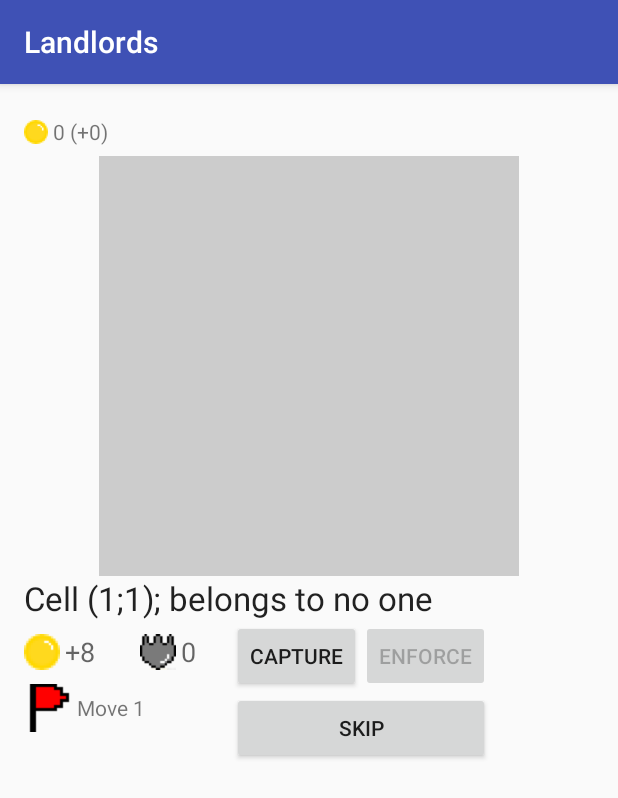
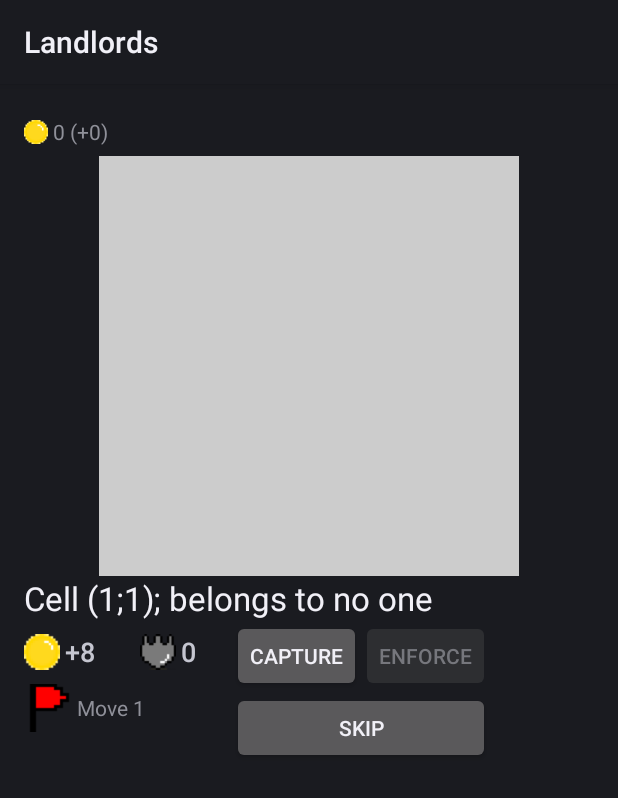
Before and after one commit to t1meshift/Landlords, an Android app: the screen it shows after launch (MainActivity), on a phone screen of 412 x 824 dp. Shown: the top 798 px of the screen. Run offline under Robolectric (Android 15) with nearby library versions, the phone set to English and light mode, and no system bars.

Commit message:
Some fixes are bigger than others

```diff
--- a/app/src/main/java/ru/t1meshift/landlords/MainActivity.java
+++ b/app/src/main/java/ru/t1meshift/landlords/MainActivity.java
@@ -9,7 +9,7 @@ import android.widget.*;
 
 import java.util.ArrayList;
 
-public class MainActivity extends AppCompatActivity {
+public class MainActivity extends Activity {
     private GridLayout field;
     private TextView cellInfo;
     private TextView cellIncome;
@@ -37,7 +37,8 @@ public class MainActivity extends AppCompatActivity {
         super.onCreate(savedInstanceState);
         setContentView(R.layout.activity_main);
         if (getResources().getConfiguration().orientation == Configuration.ORIENTATION_LANDSCAPE) {
-            getSupportActionBar().hide();
+            //getSupportActionBar().hide();
+            getActionBar().hide();
         }
         //Creating bots...
         int tempFlag = 1;
--- a/app/src/main/res/values/colors.xml
+++ b/app/src/main/res/values/colors.xml
@@ -2,5 +2,5 @@
 <resources>
     <color name="colorPrimary">#3F51B5</color>
     <color name="colorPrimaryDark">#303F9F</color>
-    <color name="colorAccent">#FF4081</color>
+    <color name="colorAccent">#388e3c</color>
 </resources>
--- a/app/src/main/res/values/styles.xml
+++ b/app/src/main/res/values/styles.xml
@@ -1,7 +1,7 @@
 <resources>
 
     <!-- Base application theme. -->
-    <style name="AppTheme" parent="Theme.AppCompat.Light.DarkActionBar">
+    <style name="AppTheme" parent="android:Theme.DeviceDefault">
         <!-- Customize your theme here. -->
         <item name="colorPrimary">@color/colorPrimary</item>
         <item name="colorPrimaryDark">@color/colorPrimaryDark</item>
```
Also changed, not shown: app/src/main/gen/ru/t1meshift/landlords/BuildConfig.java (added, +8 -0 lines), app/src/main/gen/ru/t1meshift/landlords/Manifest.java (added, +7 -0 lines), app/src/main/gen/ru/t1meshift/landlords/R.java (added, +7 -0 lines), 3 other files.
